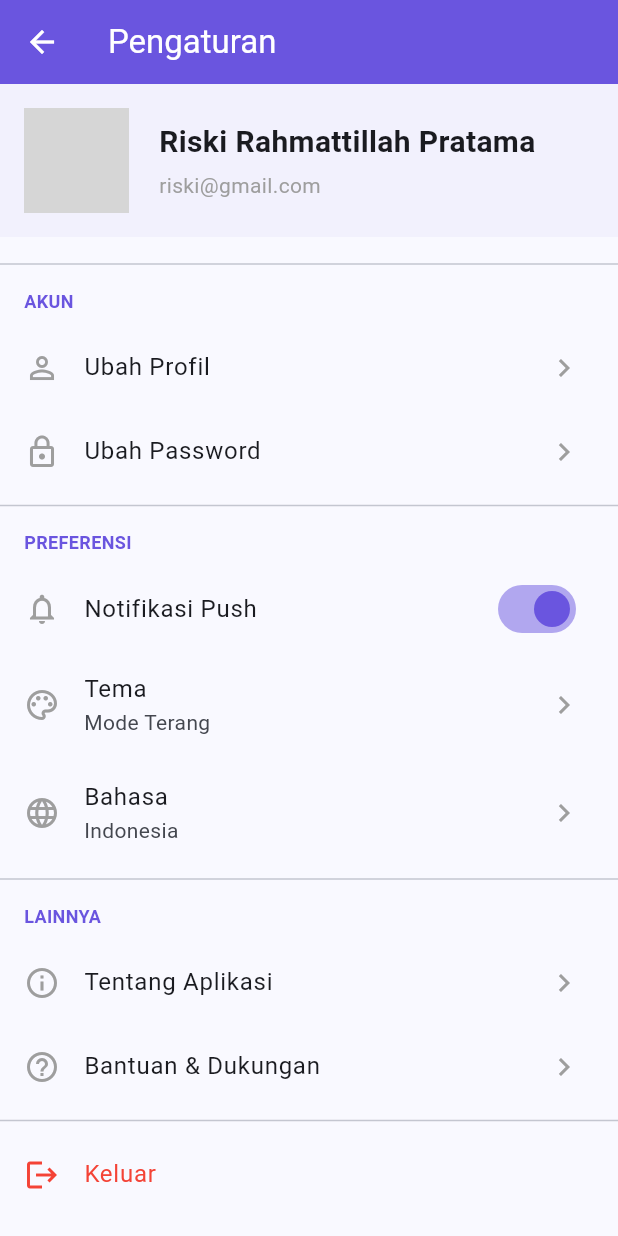
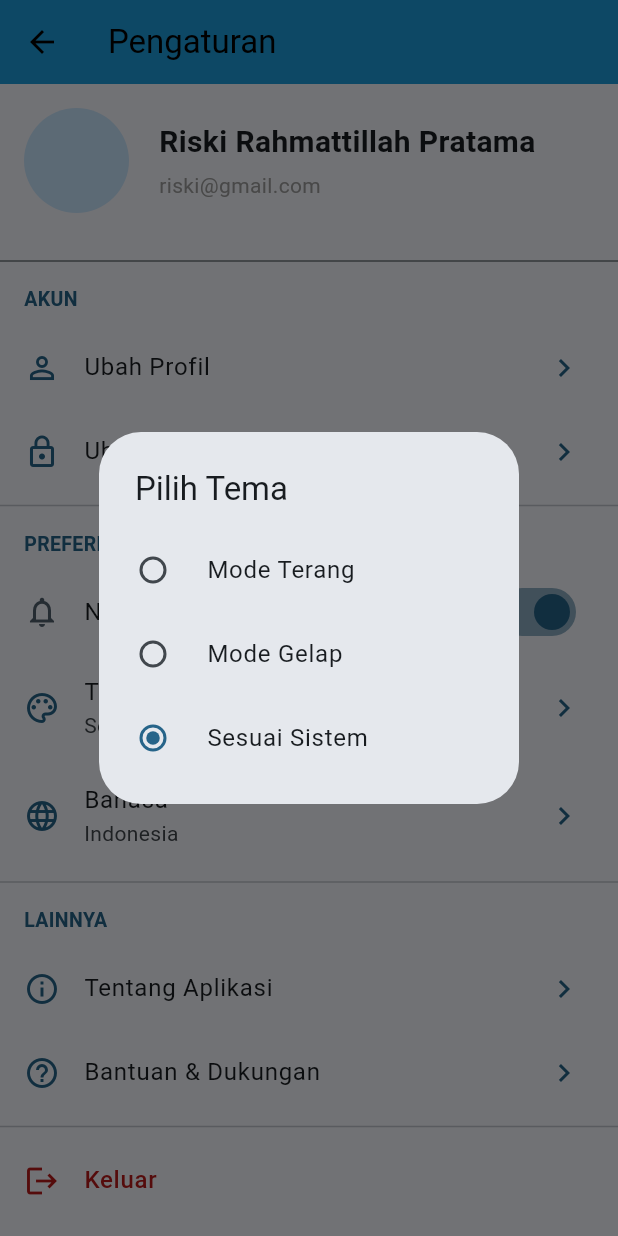
Before and after one commit to rahmatsigma/PAW-MART, a Flutter app: the SettingsPage screen opened directly, after a tap on "Tema", on a phone screen of 412 x 824 dp. Run offline on Flutter 3.47's test engine with Material 3 defaults, Android fonts, the light colour scheme and no system bars; our stand-ins replace flutter_animate, flutter_rating_bar; network calls fail; grey boxes are pictures that could not be loaded.

Commit message:
feat: mode night and docs

```diff
--- a/lib/order_confirmation.dart
+++ b/lib/order_confirmation.dart
@@ -2,7 +2,7 @@
 import 'package:intl/intl.dart';
 import 'models/cart_item_model.dart';
 import 'models/pet_food_model.dart';
-import 'models/cart_service.dart'; // Add this import
+import 'models/cart_service.dart';
 import 'order_succes.dart';
 
 class OrderConfirmationPage extends StatefulWidget {
--- a/lib/setting.dart
+++ b/lib/setting.dart
@@ -1,4 +1,6 @@
 import 'package:flutter/material.dart';
+import 'package:provider/provider.dart';
+import 'theme_provider.dart'; // Pastikan path file ini benar
 
 class SettingsPage extends StatefulWidget {
   const SettingsPage({super.key});
@@ -10,23 +12,35 @@
 class _SettingsPageState extends State<SettingsPage> {
   bool _notificationsEnabled = true;
 
+  String _getCurrentThemeName(ThemeMode themeMode) {
+    switch (themeMode) {
+      case ThemeMode.light:
+        return 'Mode Terang';
+      case ThemeMode.dark:
+        return 'Mode Gelap';
+      case ThemeMode.system:
+      default:
+        return 'Sesuai Sistem';
+    }
+  }
+
   @override
   Widget build(BuildContext context) {
+    final themeProvider = Provider.of<ThemeProvider>(context);
+
     return Scaffold(
+      backgroundColor: Theme.of(context).colorScheme.background,
       appBar: AppBar(
         title: const Text('Pengaturan'),
-        backgroundColor: const Color(0xFF6A55DF),
-        foregroundColor: Colors.white,
-        elevation: 0,
+        backgroundColor: Theme.of(context).appBarTheme.backgroundColor,
+        foregroundColor: Theme.of(context).appBarTheme.foregroundColor,
+        elevation: 2,
       ),
       body: ListView(
         children: [
           _buildUserProfileSection(),
-
-          const SizedBox(height: 10),
-          const Divider(),
-
-          // Grup Pengaturan Akun
+          const SizedBox(height: 8),
+          Divider(color: Theme.of(context).dividerColor, thickness: 1),
           _buildSettingsGroupTitle('Akun'),
           _buildSettingsListTile(
             icon: Icons.person_outline,
@@ -42,14 +56,12 @@
               print('Navigasi ke halaman Ubah Password');
             },
           ),
-
           const Divider(),
-
           _buildSettingsGroupTitle('Preferensi'),
           SwitchListTile(
-            secondary: const Icon(
+            secondary: Icon(
               Icons.notifications_outlined,
-              color: Colors.grey,
+              color: Theme.of(context).colorScheme.secondary,
             ),
             title: const Text('Notifikasi Push'),
             value: _notificationsEnabled,
@@ -58,14 +70,14 @@
                 _notificationsEnabled = value;
               });
             },
-            activeThumbColor: const Color(0xFF6A55DF),
+            activeColor: Theme.of(context).primaryColor,
           ),
           _buildSettingsListTile(
             icon: Icons.palette_outlined,
             title: 'Tema',
-            subtitle: 'Mode Terang',
+            subtitle: _getCurrentThemeName(themeProvider.themeMode),
             onTap: () {
-              print('Buka pilihan tema');
+              _showThemeDialog(context, themeProvider);
             },
           ),
           _buildSettingsListTile(
@@ -76,9 +88,7 @@
               print('Buka pilihan bahasa');
             },
           ),
-
           const Divider(),
-
           _buildSettingsGroupTitle('Lainnya'),
           _buildSettingsListTile(
             icon: Icons.info_outline,
@@ -94,26 +104,68 @@
               print('Navigasi ke halaman bantuan');
             },
           ),
-
           const Divider(),
-
           _buildLogoutTile(),
         ],
       ),
     );
   }
 
+  void _showThemeDialog(BuildContext context, ThemeProvider themeProvider) {
+    showDialog(
+      context: context,
+      builder: (BuildContext context) {
+        return SimpleDialog(
+          title: const Text('Pilih Tema'),
+          children: <Widget>[
+            RadioListTile<ThemeMode>(
+              title: const Text('Mode Terang'),
+              value: ThemeMode.light,
+              groupValue: themeProvider.themeMode,
+              onChanged: (ThemeMode? value) {
+                if (value != null) {
+                  themeProvider.setThemeMode(value);
+                }
+                Navigator.pop(context);
+              },
+            ),
+            RadioListTile<ThemeMode>(
+              title: const Text('Mode Gelap'),
+              value: ThemeMode.dark,
+              groupValue: themeProvider.themeMode,
+              onChanged: (ThemeMode? value) {
+                if (value != null) {
+                  themeProvider.setThemeMode(value);
+                }
+                Navigator.pop(context);
+              },
+            ),
+            RadioListTile<ThemeMode>(
+              title: const Text('Sesuai Sistem'),
+              value: ThemeMode.system,
+              groupValue: themeProvider.themeMode,
+              onChanged: (ThemeMode? value) {
+                if (value != null) {
+                  themeProvider.setThemeMode(value);
+                }
+                Navigator.pop(context);
+              },
+            ),
+          ],
+        );
+      },
+    );
+  }
+
   Widget _buildUserProfileSection() {
     return Container(
       padding: const EdgeInsets.all(16.0),
-      color: const Color(0xFF6A55DF).withOpacity(0.05),
+      color: Theme.of(context).colorScheme.surface,
       child: const Row(
         children: [
           CircleAvatar(
             radius: 35,
-            backgroundImage: NetworkImage(
-              'https://i.pravatar.cc/150?img=32',
-            ),
+            backgroundImage: NetworkImage('https://i.pravatar.cc/150?img=32'),
           ),
           SizedBox(width: 20),
           Column(
@@ -140,10 +192,10 @@
       padding: const EdgeInsets.symmetric(horizontal: 16.0, vertical: 8.0),
       child: Text(
         title.toUpperCase(),
-        style: const TextStyle(
-          color: Color(0xFF6A55DF),
+        style: TextStyle(
+          color: Theme.of(context).primaryColor,
           fontWeight: FontWeight.bold,
-          fontSize: 12,
+          fontSize: 13,
         ),
       ),
     );
@@ -156,18 +208,24 @@
     required VoidCallback onTap,
   }) {
     return ListTile(
-      leading: Icon(icon, color: Colors.grey),
+      leading: Icon(icon, color: Theme.of(context).primaryColor),
       title: Text(title),
       subtitle: subtitle != null ? Text(subtitle) : null,
-      trailing: const Icon(Icons.chevron_right, color: Colors.grey),
+      trailing:
+          Icon(Icons.chevron_right, color: Theme.of(context).primaryColor),
       onTap: onTap,
     );
   }
 
   Widget _buildLogoutTile() {
     return ListTile(
-      leading: const Icon(Icons.logout, color: Colors.red),
-      title: const Text('Keluar', style: TextStyle(color: Colors.red)),
+      leading: Icon(Icons.logout, color: Theme.of(context).colorScheme.error),
+      title: Text(
+        'Keluar',
+        style: TextStyle(
+            color: Theme.of(context).colorScheme.error,
+            fontWeight: FontWeight.w500),
+      ),
       onTap: () {
         showDialog(
           context: context,
@@ -177,15 +235,19 @@
               content: const Text('Apakah Anda yakin ingin keluar?'),
               actions: <Widget>[
                 TextButton(
-                  child: const Text('Batal'),
+                  child: Text(
+                    'Batal',
+                    style: TextStyle(color: Theme.of(context).primaryColor),
+                  ),
                   onPressed: () {
                     Navigator.of(context).pop();
                   },
                 ),
                 TextButton(
-                  child: const Text(
+                  child: Text(
                     'Keluar',
-                    style: TextStyle(color: Colors.red),
+                    style:
+                        TextStyle(color: Theme.of(context).colorScheme.error),
                   ),
                   onPressed: () {
                     Navigator.of(context).pop();
--- /dev/null
+++ b/lib/theme_provider.dart
@@ -0,0 +1,12 @@
+import 'package:flutter/material.dart';
+
+class ThemeProvider extends ChangeNotifier {
+  ThemeMode _themeMode = ThemeMode.system;
+
+  ThemeMode get themeMode => _themeMode;
+
+  void setThemeMode(ThemeMode mode) {
+    _themeMode = mode;
+    notifyListeners();
+  }
+}
--- a/pubspec.yaml
+++ b/pubspec.yaml
@@ -47,6 +47,7 @@
 dev_dependencies:
   flutter_test:
     sdk: flutter
+  provider: ^6.1.2
 
   # The "flutter_lints" package below contains a set of recommended lints to
   # encourage good coding practices. The lint set provided by the package is
@@ -76,6 +77,7 @@
     - assets/images/hikari.jpg
     - assets/images/tetramin.jpg
     - assets/images/riski.png
+    - assets/images/royalcaninmedium.png
 
 
 
```
Also changed, not shown: lib/main.dart (+32 -3 lines), lib/models/pet_food_service.dart (+23 -9 lines), lib/pet_food.dart (+2 -12 lines), assets/images/royalcaninmedium.png (added).
